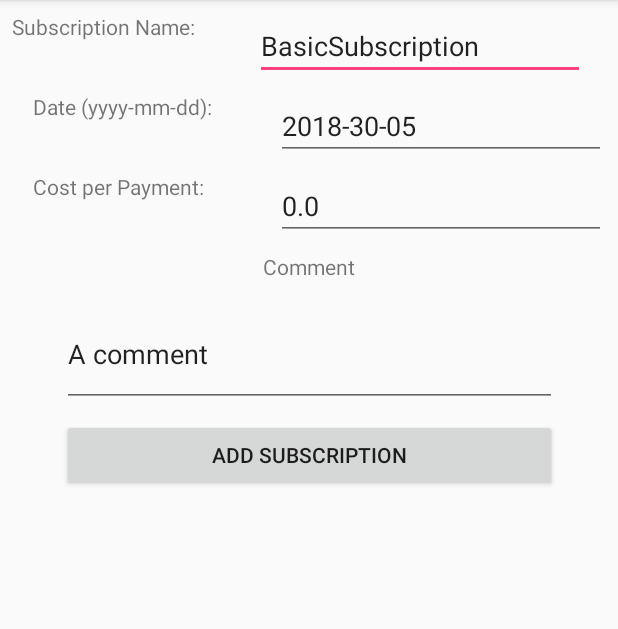
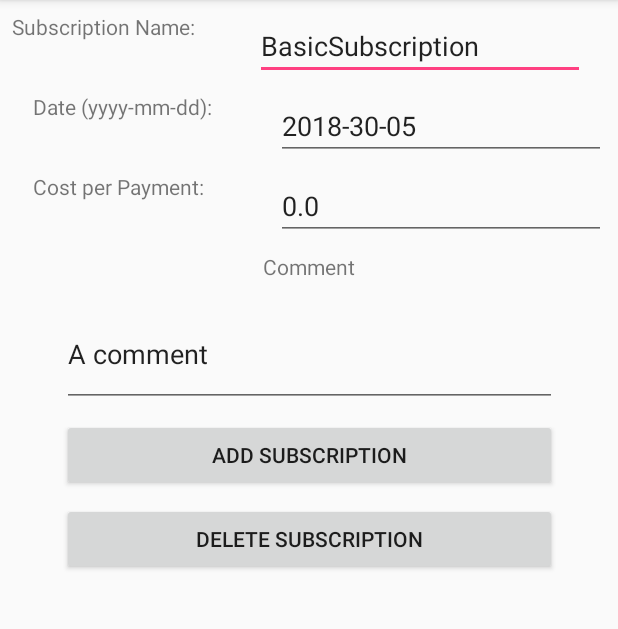
Before and after one commit to CptJamesCook/JCOOK-SubBook, an Android app: the screen it shows after launch (SubDetailsActivity), after a tap on "ADD SUBSCRIPTION", on a phone screen of 412 x 824 dp, the part 84-713 px from its top. Run offline under Robolectric (Android 15) with nearby library versions, the phone set to English and light mode, and no system bars.

Commit message:
Added delete button in subscription details activity

```diff
--- a/app/src/main/res/layout/activity_sub_details.xml
+++ b/app/src/main/res/layout/activity_sub_details.xml
@@ -119,4 +119,16 @@
         app:layout_constraintStart_toStartOf="parent"
         app:layout_constraintTop_toBottomOf="@+id/SubComment" />
 
+    <Button
+        android:id="@+id/deleteButton"
+        android:layout_width="330dp"
+        android:layout_height="wrap_content"
+        android:layout_marginEnd="8dp"
+        android:layout_marginStart="8dp"
+        android:layout_marginTop="8dp"
+        android:text="@string/delete_sub"
+        app:layout_constraintEnd_toEndOf="parent"
+        app:layout_constraintStart_toStartOf="parent"
+        app:layout_constraintTop_toBottomOf="@+id/saveButton" />
+
 </android.support.constraint.ConstraintLayout>
--- a/app/src/main/res/values/strings.xml
+++ b/app/src/main/res/values/strings.xml
@@ -11,4 +11,5 @@
     <string name="total_cost_num">0</string>
     <string name="default_date">2017-05-05</string>
     <string name="delete_all_subs">Delete All Subscriptions</string>
+    <string name="delete_sub">Delete Subscription</string>
 </resources>
```
Also changed, not shown: app/src/main/java/com/example/james/jcook_subbook/SubBookMainActivity.java (+11 -0 lines), app/src/main/java/com/example/james/jcook_subbook/SubDetailsActivity.java (+23 -1 lines).
